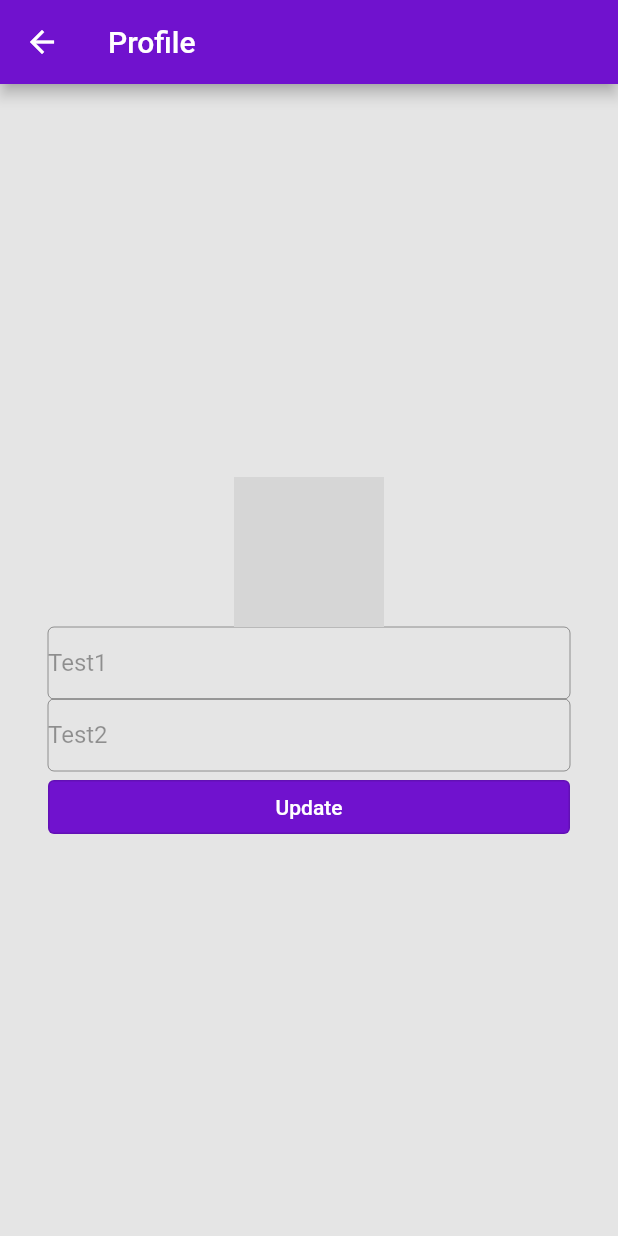
After one commit to FatihDursunUzer1/task_time_tracker, a Flutter app: the Profile screen opened directly, on a phone screen of 412 x 824 dp. The commit adds this screen. Run offline on Flutter 3.47's test engine with Material 2 defaults, Android fonts, the phone set to English and light mode, and no system bars; our stand-ins replace cloud_firestore, easy_localization, firebase_auth, firebase_core, flutter_signin_button, fluttertoast and 5 more; accounts and stored records are empty; network calls fail; grey boxes are pictures that could not be loaded.

Commit message:
policies added to project some translations added profile page desing implementation notavailable page returns some listtile in settings

```diff
--- a/lib/core/application/navigation/navigation_route.dart
+++ b/lib/core/application/navigation/navigation_route.dart
@@ -1,9 +1,13 @@
 import 'package:flutter/material.dart';
 import 'package:task_time_tracker/core/application/constants/page_constants.dart';
+import 'package:task_time_tracker/presentation/utility/errors/not_available_currently.dart';
 import 'package:task_time_tracker/presentation/views/home/home_view.dart';
 import 'package:task_time_tracker/presentation/views/login/login_view.dart';
+import 'package:task_time_tracker/presentation/views/profile/profile_view.dart';
 import 'package:task_time_tracker/presentation/views/register/register_view.dart';
 import 'package:task_time_tracker/presentation/views/settings/languages/set_language_view.dart';
+import 'package:task_time_tracker/presentation/views/settings/privacy/privacy_policy.dart';
+import 'package:task_time_tracker/presentation/views/settings/terms/terms_and_conditions.dart';
 import 'package:task_time_tracker/presentation/views/settings/theme/set_theme_view.dart';
 import 'package:task_time_tracker/presentation/views/tasks/task_view.dart';
 
@@ -42,8 +46,14 @@ class NavigationRoute {
         return defaultRoute(SetLanguage());
       case PageConstants.theme:
         return defaultRoute(SetTheme());
+      case PageConstants.privacyPolicy:
+        return defaultRoute(PrivacyPolicy());
+      case PageConstants.termsOfService:
+        return defaultRoute(TermsAndConditions());
+      case PageConstants.profile:
+        return defaultRoute(Profile());
       default:
-        return defaultRoute(Home());
+        return defaultRoute(NotAvailable());
     }
   }
 }
--- a/lib/infrastructure/repositories/task_repository.dart
+++ b/lib/infrastructure/repositories/task_repository.dart
@@ -1,7 +1,9 @@
 import 'package:cloud_firestore/cloud_firestore.dart';
+import 'package:easy_localization/easy_localization.dart';
 import 'package:flutter/material.dart';
 import 'package:fluttertoast/fluttertoast.dart';
 import 'package:task_time_tracker/core/domain/entities/Tasks/task.dart';
+import 'package:task_time_tracker/presentation/generated/locale_keys.g.dart';
 
 class TaskRepository {
   static FirebaseFirestore _firestore = FirebaseFirestore.instance;
@@ -26,7 +28,7 @@ class TaskRepository {
           .set(task);
 
       Fluttertoast.showToast(
-          msg: 'Task added successfully', backgroundColor: Colors.green);
+          msg: LocaleKeys.task_added_successfully.tr(), backgroundColor: Colors.green);
     } catch (e) {
       Fluttertoast.showToast(msg: e.toString(), backgroundColor: Colors.red);
     }
@@ -42,7 +44,7 @@ class TaskRepository {
               toFirestore: (task, _) => task.toJson())
           .update(task);
       Fluttertoast.showToast(
-          msg: 'Task updated successfully', backgroundColor: Colors.green);
+          msg: LocaleKeys.task_update_successfully.tr(), backgroundColor: Colors.green);
     } catch (e) {
       Fluttertoast.showToast(msg: e.toString(), backgroundColor: Colors.red);
     }
--- a/lib/presentation/utility/errors/not_available_currently.dart
+++ b/lib/presentation/utility/errors/not_available_currently.dart
@@ -16,6 +16,7 @@ class _NotAvailableState extends State<NotAvailable> {
   @override
   Widget build(BuildContext context) {
     return Scaffold(
+      appBar: AppBar(),
         body: Container(
       color: Colors.red[900],
       child: Column(
--- /dev/null
+++ b/lib/presentation/views/profile/profile_view.dart
@@ -0,0 +1,59 @@
+import 'package:easy_localization/easy_localization.dart';
+import 'package:flutter/material.dart';
+import 'package:flutter/src/widgets/framework.dart';
+import 'package:flutter/src/widgets/placeholder.dart';
+import 'package:task_time_tracker/presentation/generated/locale_keys.g.dart';
+import 'package:task_time_tracker/presentation/widgets/custom_button.dart';
+
+class Profile extends StatefulWidget {
+  const Profile({super.key});
+
+  @override
+  State<Profile> createState() => _ProfileState();
+}
+
+class _ProfileState extends State<Profile> {
+  @override
+  Widget build(BuildContext context) {
+    return Scaffold(
+      appBar: AppBar(
+        title: Text(LocaleKeys.profile.tr()),
+      ),
+      body: Container(
+          child: Padding(
+        padding: const EdgeInsets.all(32.0),
+        child: Column(
+          mainAxisAlignment: MainAxisAlignment.center,
+          children: [
+            CircleAvatar(
+              radius: 50,
+              backgroundImage: NetworkImage(
+                  'https://www.w3schools.com/howto/img_avatar.png'),
+            ),
+            TextFormField(
+              decoration: InputDecoration(
+                  border: OutlineInputBorder(
+                      borderSide: BorderSide(color: Colors.red))),
+              readOnly: true,
+              enabled: false,
+              initialValue: 'Test1',
+            ),
+            TextFormField(
+              enabled: false,
+              decoration: InputDecoration(
+                  border: OutlineInputBorder(
+                      borderSide: BorderSide(color: Colors.red))),
+              readOnly: true,
+              initialValue: 'Test2',
+            ),
+            CustomButton(
+                text: LocaleKeys.update.tr(),
+                onPressed: () {
+                  //update user info here
+                }),
+          ],
+        ),
+      )),
+    );
+  }
+}
--- a/pubspec.yaml
+++ b/pubspec.yaml
@@ -54,6 +54,7 @@ dependencies:
   fluttertoast: ^8.2.1
   cloud_firestore: ^4.5.0
   easy_localization: ^3.0.1
+  webview_flutter: ^4.0.7
 
 flutter_icons:
   android: "launcher_icon"
```
Also changed, not shown: assets/translations/en-US.json (+72 -66 lines), assets/translations/tr-TR.json (+71 -65 lines), lib/infrastructure/repositories/user_repository.dart (+5 -3 lines), lib/presentation/views/home/home_view.dart (+11 -6 lines), lib/presentation/views/settings/general_policy.dart (added, +66 -0 lines), lib/presentation/views/settings/privacy/privacy_policy.dart (added, +17 -0 lines), lib/presentation/views/settings/settings_view.dart (+44 -27 lines), lib/presentation/views/settings/terms/terms_and_conditions.dart (added, +18 -0 lines), lib/presentation/generated/locale_keys.g.dart, pubspec.lock, 1 other file.
